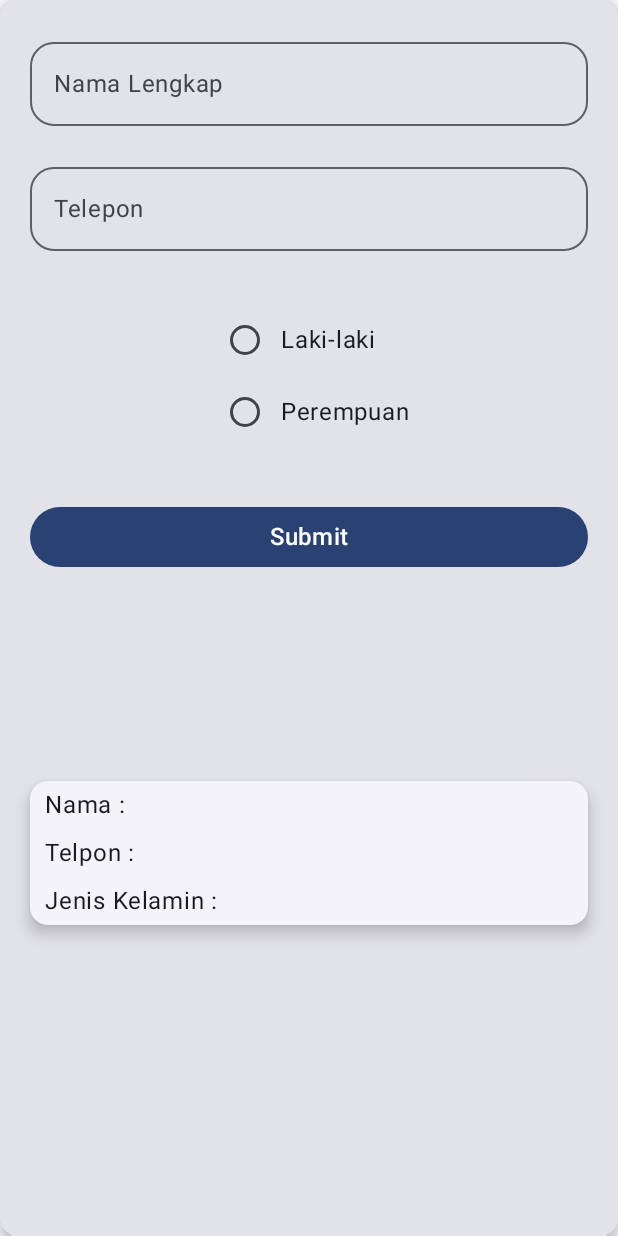
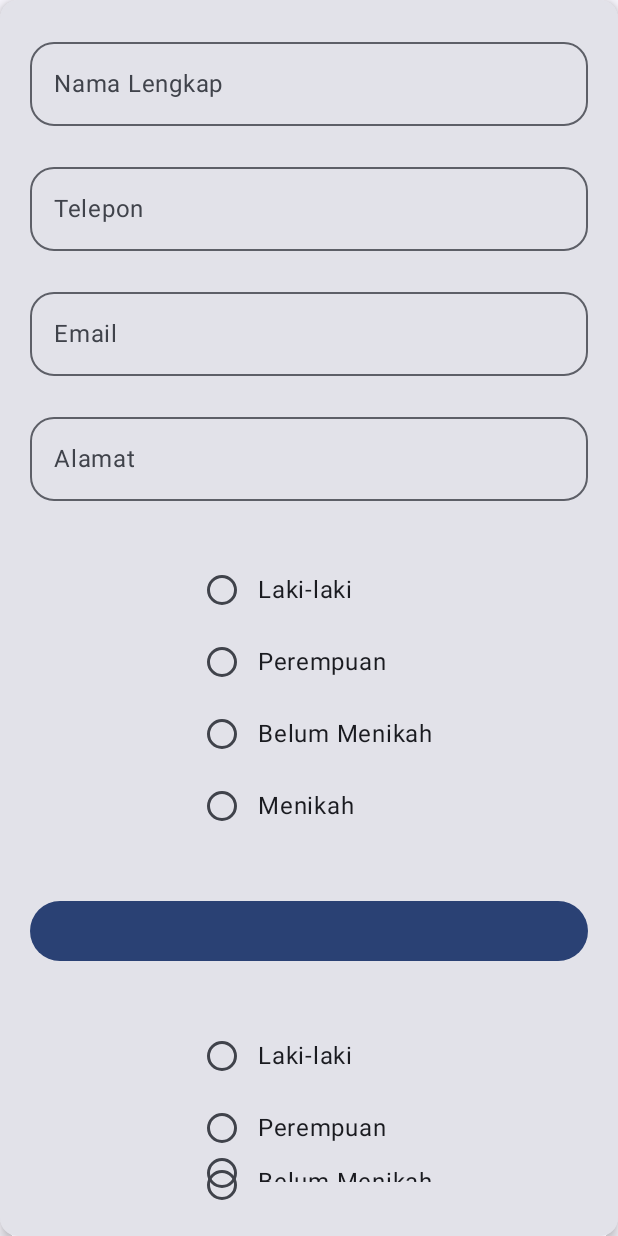
Before and after one commit to Maylafathin12/069_ViewModel, an Android app built with Jetpack Compose: the screen it shows after launch (MainActivity), on a phone screen of 412 x 824 dp. Run offline under Robolectric (Android 15) with nearby library versions, the phone set to English and light mode, and no system bars; 4 statements that could not run were skipped.

Commit message:
penambahan email dan telepon

```diff
--- a/app/src/main/java/com/example/pertemuan4/CobaViewModel.kt
+++ b/app/src/main/java/com/example/pertemuan4/CobaViewModel.kt
@@ -22,7 +22,7 @@ class CobaViewModel : ViewModel() {
     private val _uiState = MutableStateFlow(DataForm())
     val uiState: StateFlow<DataForm> = _uiState.asStateFlow()
 
-    fun insertData(nm: String, tlp: String, jk: String, alm: string){
+    fun insertData(nm: String, tlp: String, jk: String){
         namaUsr = nm;
         noTlp = tlp;
         jenisKl = jk;
@@ -32,8 +32,8 @@ class CobaViewModel : ViewModel() {
     fun setJenis(pilihJk: String){
         _uiState.update { currentState -> currentState.copy(sex = pilihJk) }
     }
-    fun setJenis(pilihJk: String){
-        _uiState.update { currentState -> currentState.copy(sex = pilihJk) }
+    fun setStatus(pilihStatus: String){
+        _uiState.update { currentState -> currentState.copy(sex = pilihStatus) }
     }
 
 
--- a/app/src/main/java/com/example/pertemuan4/MainActivity.kt
+++ b/app/src/main/java/com/example/pertemuan4/MainActivity.kt
@@ -67,7 +67,7 @@ fun Greeting(name: String, modifier: Modifier = Modifier) {
 }
 
 @Composable
-fun TextHasil(namanya: String, telponnya: String, jenisnya: String){
+fun TextHasil(namanya: String, telponnya: String, jenisnya: String, emailnya: String, almnya: String){
     ElevatedCard(
         elevation = CardDefaults.cardElevation(
             defaultElevation = 6.dp
@@ -84,6 +84,14 @@ fun TextHasil(namanya: String, telponnya: String, jenisnya: String){
                 .padding(horizontal = 10.dp, vertical = 4.dp)
         )
         Text(text = "Jenis Kelamin : " + jenisnya,
+            modifier = Modifier
+                .padding(horizontal = 10.dp, vertical = 4.dp)
+        )
+        Text(text = "Email : " + emailnya,
+            modifier = Modifier
+                .padding(horizontal = 10.dp, vertical = 4.dp)
+        )
+        Text(text = "Alamat : " + almnya,
             modifier = Modifier
                 .padding(horizontal = 10.dp, vertical = 4.dp)
         )
@@ -121,6 +129,38 @@ fun SelectJk(
 
     }
 }
+@Composable
+fun SelectStatus(
+    options: List<String>,
+    onSelectionChanged: (String) -> Unit = {}
+){
+    var selectedValue by rememberSaveable { mutableStateOf("") }
+
+    Column (modifier = Modifier.padding(16.dp)) {
+        options.forEach { item ->
+            Row(
+                modifier = Modifier.selectable(selected = selectedValue == item,
+                    onClick = {
+                        selectedValue = item
+                        onSelectionChanged(item)
+                    }
+                ),
+                verticalAlignment = Alignment.CenterVertically
+            ){
+                RadioButton(selected = selectedValue == item,
+                    onClick = {
+                        selectedValue = item
+                        onSelectionChanged(item)
+                    }
+                )
+                Text(item)
+            }
+
+        }
+
+    }
+}
+
 @OptIn(ExperimentalMaterial3Api::class)
 @Composable
 fun TampilForm(cobaViewModel: CobaViewModel = viewModel()) {
@@ -128,6 +168,12 @@ fun TampilForm(cobaViewModel: CobaViewModel = viewModel()) {
         mutableStateOf("")
     }
     var textTlp by remember {
+        mutableStateOf("")
+    }
+    var textEmail by remember {
+        mutableStateOf("")
+    }
+    var textAlm by remember {
         mutableStateOf("")
     }
 
@@ -148,6 +194,18 @@ fun TampilForm(cobaViewModel: CobaViewModel = viewModel()) {
         modifier = Modifier.fillMaxWidth(),
         label = { Text(text = "Telepon") },
         onValueChange = { textTlp = it })
+    OutlinedTextField(value = textEmail,
+        singleLine = true,
+        shape = MaterialTheme.shapes.large,
+        modifier = Modifier.fillMaxWidth(),
+        label = { Text(text = "Email") },
+        onValueChange = { textEmail = it })
+    OutlinedTextField(value = textAlm,
+        singleLine = true,
+        shape = MaterialTheme.shapes.large,
+        modifier = Modifier.fillMaxWidth(),
+        label = { Text(text = "Alamat") },
+        onValueChange = { textAlm = it })
 
 SelectJk(
     options = DataSource.jenis.map { id -> context.resources.getString(id)},
@@ -155,14 +213,20 @@ SelectJk(
     Button(modifier = Modifier.fillMaxWidth(),
         onClick = {
             cobaViewModel.insertData(textNama, textTlp, dataForm.sex)
-        }) {
+        }){}
+    SelectStatus(
+        options = DataSource.jenis.map { id -> context.resources.getString(id)},
+        onSelectionChanged = {cobaViewModel.setJenis(it)})
+    Button(modifier = Modifier.fillMaxWidth(),
+        onClick = {
+            cobaViewModel.insertData(textNama, textTlp, dataForm.sex)
+        }){
         Text(text = stringResource(id = R.string.submit),
             fontSize = 16.sp)
     }
     Spacer(modifier = Modifier.height(100.dp))
     TextHasil(namanya = cobaViewModel.namaUsr, telponnya =cobaViewModel.noTlp , jenisnya =cobaViewModel.jenisKl )
     }
-
 
 
 @Composable
--- a/app/src/main/java/com/example/pertemuan4/data/DataForm.kt
+++ b/app/src/main/java/com/example/pertemuan4/data/DataForm.kt
@@ -1,6 +1,5 @@
 package com.example.pertemuan4.data
 
 data class DataForm(
-    val sex: String = "",
-    val status: String=""
+    val sex: String = ""
 )
--- /dev/null
+++ b/app/src/main/java/com/example/pertemuan4/data/DataFormm.kt
@@ -0,0 +1,5 @@
+package com.example.pertemuan4.data
+
+data class DataFormm(
+    val status: String=""
+)
--- a/app/src/main/java/com/example/pertemuan4/data/DataSource.kt
+++ b/app/src/main/java/com/example/pertemuan4/data/DataSource.kt
@@ -5,5 +5,7 @@ object DataSource{
     val jenis = listOf(
         R.string.pria,
         R.string.wanita,
+        R.string.blm,
+        R.string.udh
     )
 }
```
